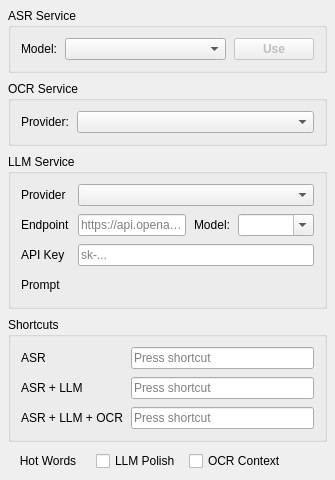
Qt form src/asr_setting_widget.ui (xiaodaxia-2008/TalkInput) before a commit.
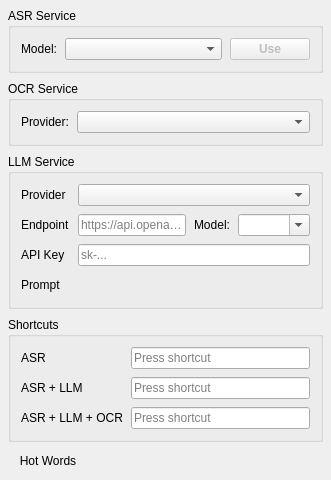
The same form after that commit.

Commit message: Remove LLM Polish and OCR Context checkboxes; pipeline now controlled by hotkeys

Patch:
```diff
--- a/src/asr_setting_widget.ui
+++ b/src/asr_setting_widget.ui
@@ -359,20 +359,6 @@
        </property>
       </widget>
      </item>
-     <item>
-      <widget class="QCheckBox" name="llmPostProcessCheck">
-       <property name="text">
-        <string>LLM Polish</string>
-       </property>
-      </widget>
-     </item>
-     <item>
-      <widget class="QCheckBox" name="ocrContextCheck">
-       <property name="text">
-        <string>OCR Context</string>
-       </property>
-      </widget>
-     </item>
      <item>
       <spacer name="bottomSpacer">
        <property name="orientation">
```
Lines whose indentation alone changed are shown as unchanged. The commit also changes 5 other files.
